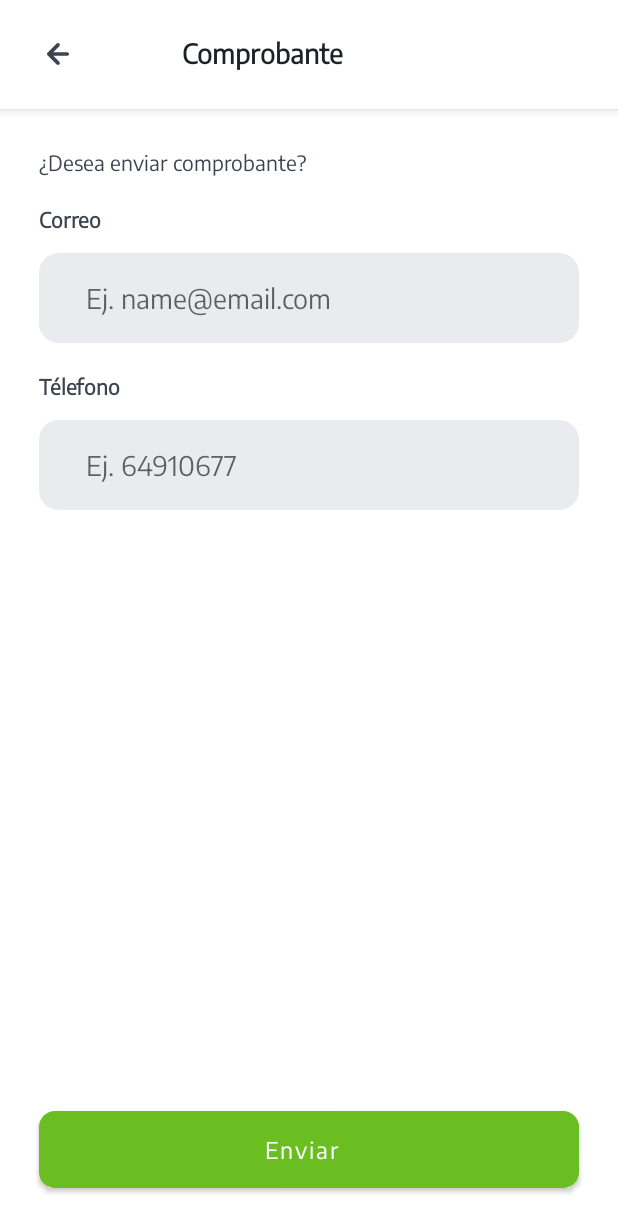
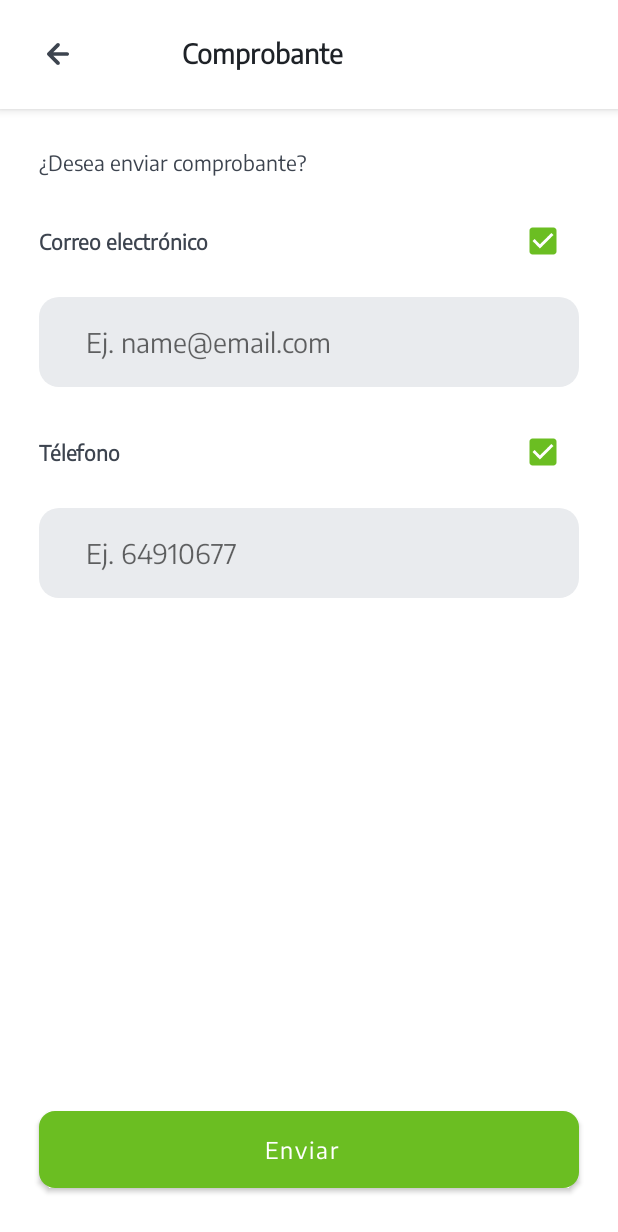
Before and after one commit to MohamedHassanNasr/Posfacil, an Android app: the fragment EnvioComprobanteFragment placed in its activity, on a phone screen of 412 x 824 dp. Shown: the top 1232 px of the screen. Run offline under Robolectric (Android 15) with nearby library versions, the phone set to English and light mode, and no system bars; our stand-ins replace sdp/ssp sizes.

Commit message:
Modificacion en ui

```diff
--- a/app/src/main/java/com/paguelofacil/posfacil/ui/view/adapters/ListTransactionsAdapter.kt
+++ b/app/src/main/java/com/paguelofacil/posfacil/ui/view/adapters/ListTransactionsAdapter.kt
@@ -44,7 +44,7 @@ class ListTransactionsAdapter(val listTransactions:ArrayList<Transaction>,val la
             var drawable=R.drawable.ic_cobro_white
             val context: Context =binding.tvIdTransaction.context
 
-            binding.tvIdTransaction.text=transaction.id.toString()
+            binding.tvIdTransaction.text=" "+transaction.id.toString()
             binding.tvDateTransaction.text=transaction.fechaHora
             binding.tvAmountTransaction.text=transaction.mount
             binding.tvCardTransaction.text=transaction.detailNameCard
--- a/app/src/main/java/com/paguelofacil/posfacil/ui/view/transactions/payment/fragments/EnvioComprobanteFragment.kt
+++ b/app/src/main/java/com/paguelofacil/posfacil/ui/view/transactions/payment/fragments/EnvioComprobanteFragment.kt
@@ -55,6 +55,31 @@ class EnvioComprobanteFragment : Fragment(), IOnBackPressed {
 
         }
 
+        binding.cbPhone.setOnCheckedChangeListener { compoundButton, b ->
+
+            if (b)
+            {
+                binding.etPhone.visibility=View.VISIBLE
+            }
+            else
+            {
+                binding.etPhone.visibility=View.GONE
+            }
+
+        }
+
+        binding.cbEmail.setOnCheckedChangeListener { compoundButton, b ->
+
+            if (b)
+            {
+                binding.etEmail.visibility=View.VISIBLE
+            }
+            else
+            {
+                binding.etEmail.visibility=View.GONE
+            }
+        }
+
     }
 
     private fun showBottomSheet(mensaje:String) {
--- a/app/src/main/res/layout/fragment_envio_comprobante.xml
+++ b/app/src/main/res/layout/fragment_envio_comprobante.xml
@@ -83,19 +83,39 @@
 
         </TextView>
 
+
+
+
+        <LinearLayout
+            android:layout_width="match_parent"
+            android:layout_height="match_parent"
+            android:orientation="horizontal"
+            android:gravity="center_vertical"
+            android:layout_marginTop="@dimen/_15sdp"
+            >
             <TextView
-            android:layout_width="match_parent"
+                android:layout_weight="80"
+                android:layout_width="wrap_content"
                 android:layout_height="wrap_content"
-            android:layout_marginTop="@dimen/_15sdp"
                 android:fontFamily="@font/encodesans_medium"
-            android:text="@string/email"
+                android:text="@string/correo_electronico"
                 android:textStyle="bold"
                 android:textColor="@color/color_3D444F">
 
             </TextView>
 
+            <CheckBox
+                android:id="@+id/cb_email"
+                android:layout_width="wrap_content"
+                android:layout_height="wrap_content"
+                android:checked="true"
+
+                />
+
+        </LinearLayout>
+
         <androidx.appcompat.widget.AppCompatEditText
-
+            android:id="@+id/et_email"
             style="@style/customEditTexttaxeStyle"
             android:layout_width="match_parent"
             android:layout_height="wrap_content"
@@ -108,10 +128,17 @@
             android:paddingEnd="@dimen/_16sdp" />
 
 
+        <LinearLayout
+            android:layout_width="match_parent"
+            android:layout_height="match_parent"
+            android:orientation="horizontal"
+            android:gravity="center_vertical"
+            android:layout_marginTop="@dimen/_15sdp"
+            >
             <TextView
-            android:layout_width="match_parent"
+                android:layout_weight="80"
+                android:layout_width="wrap_content"
                 android:layout_height="wrap_content"
-            android:layout_marginTop="@dimen/_15sdp"
                 android:fontFamily="@font/encodesans_medium"
                 android:text="@string/phone"
                 android:textStyle="bold"
@@ -119,8 +146,18 @@
 
             </TextView>
 
+            <CheckBox
+                android:id="@+id/cb_phone"
+                android:layout_width="wrap_content"
+                android:layout_height="wrap_content"
+                android:checked="true"
+
+                />
+
+        </LinearLayout>
+
         <androidx.appcompat.widget.AppCompatEditText
-
+            android:id="@+id/et_phone"
             style="@style/customEditTexttaxeStyle"
             android:layout_width="match_parent"
             android:layout_height="wrap_content"
--- a/app/src/main/res/values/strings.xml
+++ b/app/src/main/res/values/strings.xml
@@ -349,6 +349,7 @@
     <string name="blank_space">&#160;</string>
     <string name="codigo_operacion">Código de operación</string>
     <string name="search_for_code_monto">Buscar por código o monto</string>
+    <string name="codigo_operacion_transaction">Código de operación:</string>
 
 
 </resources>
```
Also changed, not shown: app/src/main/res/layout/fragment_detail_cobro.xml (+8 -7 lines), app/src/main/res/layout/row_transaction.xml (+6 -7 lines). Lines whose indentation alone changed are shown as unchanged.
